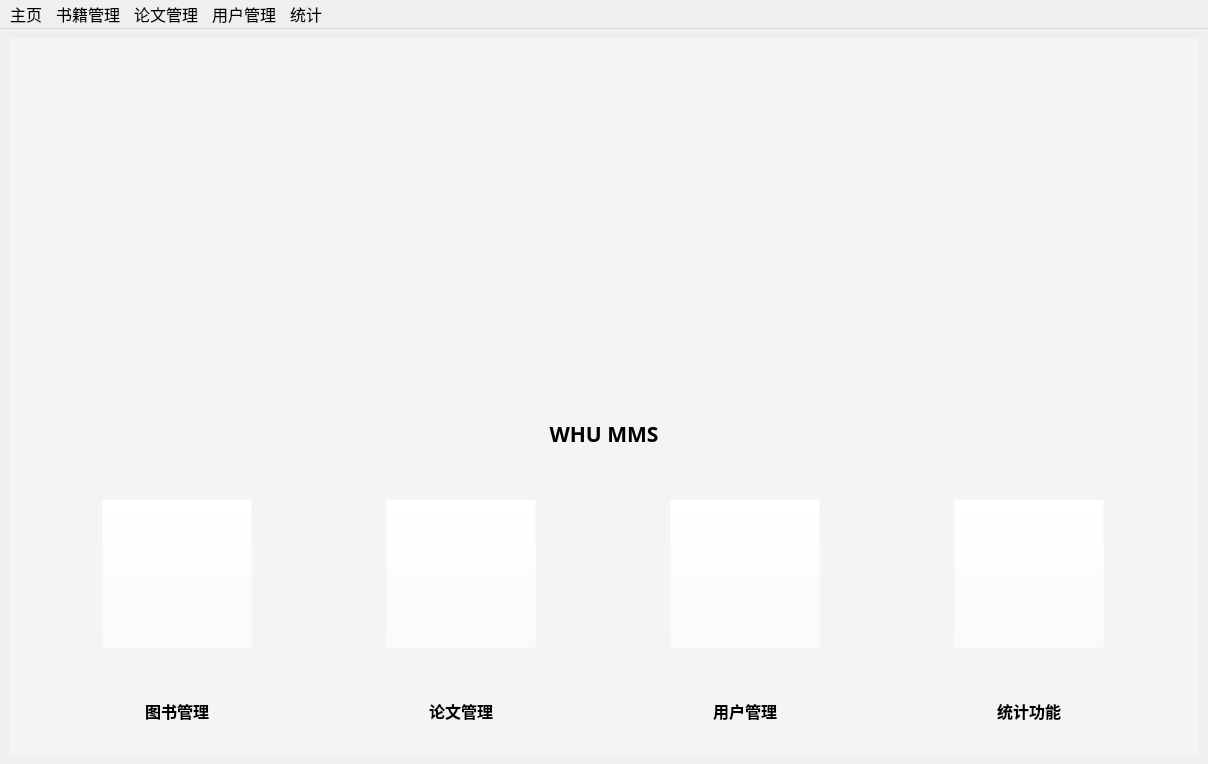
Qt form admin/frontend/mainWin.ui (sophiefy/WHU-MMS) before a commit.
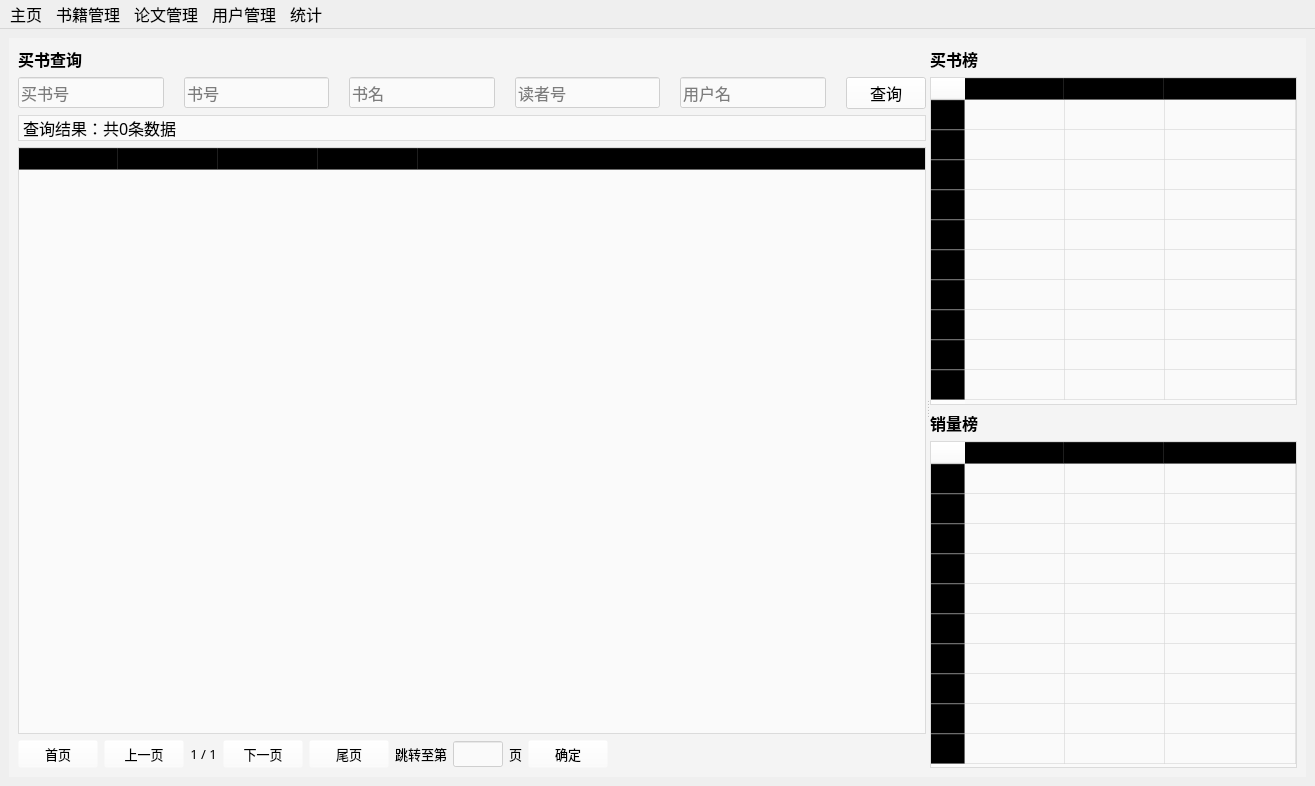
The same form after that commit. Icons and pictures are not drawn.

Commit message: 加入基本的buyer和upload前端界面

The edit to the form file:
```diff
--- a/admin/frontend/mainWin.ui
+++ b/admin/frontend/mainWin.ui
@@ -6,8 +6,8 @@
    <rect>
     <x>0</x>
     <y>0</y>
-    <width>1208</width>
-    <height>764</height>
+    <width>1315</width>
+    <height>786</height>
    </rect>
   </property>
   <property name="font">
@@ -44,7 +44,7 @@
        <string notr="true">background-color: rgba(245, 245, 245, 150);</string>
       </property>
       <property name="currentIndex">
-       <number>0</number>
+       <number>3</number>
       </property>
       <widget class="QWidget" name="pageHome">
        <layout class="QVBoxLayout" name="verticalLayout_5">
@@ -1051,6 +1051,636 @@
         </item>
        </layout>
       </widget>
+      <widget class="QWidget" name="pageBuyer">
+       <layout class="QHBoxLayout" name="horizontalLayout_12">
+        <item>
+         <widget class="QSplitter" name="splitter">
+          <property name="styleSheet">
+           <string notr="true">background-color: rgba(255, 255, 255, 0);</string>
+          </property>
+          <property name="orientation">
+           <enum>Qt::Horizontal</enum>
+          </property>
+          <widget class="QWidget" name="">
+           <layout class="QVBoxLayout" name="verticalLayout_7">
+            <item>
+             <widget class="QLabel" name="label_26">
+              <property name="font">
+               <font>
+                <family>微软雅黑</family>
+                <pointsize>12</pointsize>
+                <weight>75</weight>
+                <bold>true</bold>
+               </font>
+              </property>
+              <property name="text">
+               <string>买书查询</string>
+              </property>
+             </widget>
+            </item>
+            <item>
+             <layout class="QHBoxLayout" name="horizontalLayout_10">
+              <property name="spacing">
+               <number>20</number>
+              </property>
+              <item>
+               <widget class="QLineEdit" name="searchBuyerkKeyEdit">
+                <property name="font">
+                 <font>
+                  <family>微软雅黑</family>
+                  <pointsize>12</pointsize>
+                 </font>
+                </property>
+                <property name="styleSheet">
+                 <string notr="true">background-color: rgba(255, 255, 255, 150);</string>
+                </property>
+                <property name="placeholderText">
+                 <string>买书号</string>
+                </property>
+               </widget>
+              </item>
+              <item>
+               <widget class="QLineEdit" name="searchBuyerBookKeyEdit">
+                <property name="font">
+                 <font>
+                  <family>微软雅黑</family>
+                  <pointsize>12</pointsize>
+                 </font>
+                </property>
+                <property name="styleSheet">
+                 <string notr="true">background-color: rgba(255, 255, 255, 150);</string>
+                </property>
+                <property name="placeholderText">
+                 <string>书号</string>
+                </property>
+               </widget>
+              </item>
+              <item>
+               <widget class="QLineEdit" name="searchBuyerBookNameEdit">
+                <property name="font">
+                 <font>
+                  <family>微软雅黑</family>
+                  <pointsize>12</pointsize>
+                 </font>
+                </property>
+                <property name="styleSheet">
+                 <string notr="true">background-color: rgba(255, 255, 255, 150);</string>
+                </property>
+                <property name="placeholderText">
+                 <string>书名</string>
+                </property>
+               </widget>
+              </item>
+              <item>
+               <widget class="QLineEdit" name="searchBuyerUserKeyEdit">
+                <property name="font">
+                 <font>
+                  <family>微软雅黑</family>
+                  <pointsize>12</pointsize>
+                 </font>
+                </property>
+                <property name="styleSheet">
+                 <string notr="true">background-color: rgba(255, 255, 255, 150);</string>
+                </property>
+                <property name="placeholderText">
+                 <string>读者号</string>
+                </property>
+               </widget>
+              </item>
+              <item>
+               <widget class="QLineEdit" name="searchBuyerUserNameEdit">
+                <property name="font">
+                 <font>
+                  <family>微软雅黑</family>
+                  <pointsize>12</pointsize>
+                 </font>
+                </property>
+                <property name="styleSheet">
+                 <string notr="true">background-color: rgba(255, 255, 255, 150);</string>
+                </property>
+                <property name="placeholderText">
+                 <string>用户名</string>
+                </property>
+               </widget>
+              </item>
+              <item>
+               <widget class="QPushButton" name="searchBuyerBtn">
+                <property name="font">
+                 <font>
+                  <family>微软雅黑</family>
+                  <pointsize>12</pointsize>
+                 </font>
+                </property>
+                <property name="styleSheet">
+                 <string notr="true">background-color: rgba(255, 255, 255, 150);</string>
+                </property>
+                <property name="text">
+                 <string>查询</string>
+                </property>
+               </widget>
+              </item>
+             </layout>
+            </item>
+            <item>
+             <widget class="QLabel" name="buyerNumLbl">
+              <property name="font">
+               <font>
+                <family>微软雅黑</family>
+                <pointsize>12</pointsize>
+               </font>
+              </property>
+              <property name="styleSheet">
+               <string notr="true">background-color: rgba(255, 255, 255, 150);</string>
+              </property>
+              <property name="frameShape">
+               <enum>QFrame::StyledPanel</enum>
+              </property>
+              <property name="frameShadow">
+               <enum>QFrame::Raised</enum>
+              </property>
+              <property name="text">
+               <string>查询结果：共0条数据</string>
+              </property>
+             </widget>
+            </item>
+            <item>
+             <widget class="QTableWidget" name="buyerTbl">
+              <property name="font">
+               <font>
+                <family>微软雅黑</family>
+                <pointsize>10</pointsize>
+               </font>
+              </property>
+              <property name="styleSheet">
+               <string notr="true">background-color: rgba(255, 255, 255, 150);</string>
+              </property>
+              <property name="editTriggers">
+               <set>QAbstractItemView::NoEditTriggers</set>
+              </property>
+              <property name="selectionBehavior">
+               <enum>QAbstractItemView::SelectRows</enum>
+              </property>
+              <attribute name="horizontalHeaderStretchLastSection">
+               <bool>true</bool>
+              </attribute>
+              <column>
+               <property name="text">
+                <string>买书号</string>
+               </property>
+              </column>
+              <column>
+               <property name="text">
+                <string>书号</string>
+               </property>
+              </column>
+              <column>
+               <property name="text">
+                <string>书名</string>
+               </property>
+              </column>
+              <column>
+               <property name="text">
+                <string>读者号</string>
+               </property>
+              </column>
+              <column>
+               <property name="text">
+                <string>用户名</string>
+               </property>
+              </column>
+             </widget>
+            </item>
+            <item>
+             <layout class="QHBoxLayout" name="horizontalLayout_11">
+              <item>
+               <widget class="QPushButton" name="buyerFirstBtn">
+                <property name="font">
+                 <font>
+                  <family>微软雅黑</family>
+                  <pointsize>10</pointsize>
+                 </font>
+                </property>
+                <property name="text">
+                 <string>首页</string>
+                </property>
+               </widget>
+              </item>
+              <item>
+               <widget class="QPushButton" name="buyerPreBtn">
+                <property name="font">
+                 <font>
+                  <family>微软雅黑</family>
+                  <pointsize>10</pointsize>
+                 </font>
+                </property>
+                <property name="text">
+                 <string>上一页</string>
+                </property>
+               </widget>
+              </item>
+              <item>
+               <widget class="QLabel" name="buyerPage">
+                <property name="font">
+                 <font>
+                  <family>微软雅黑</family>
+                  <pointsize>10</pointsize>
+                 </font>
+                </property>
+                <property name="styleSheet">
+                 <string notr="true">background-color: rgba(255, 255, 255, 0);</string>
+                </property>
+                <property name="frameShape">
+                 <enum>QFrame::NoFrame</enum>
+                </property>
+                <property name="frameShadow">
+                 <enum>QFrame::Plain</enum>
+                </property>
+                <property name="text">
+                 <string>1 / 1</string>
+                </property>
+                <property name="alignment">
+                 <set>Qt::AlignCenter</set>
+                </property>
+               </widget>
+              </item>
+              <item>
+               <widget class="QPushButton" name="buyerNextBtn">
+                <property name="font">
+                 <font>
+                  <family>微软雅黑</family>
+                  <pointsize>10</pointsize>
+                 </font>
+                </property>
+                <property name="text">
+                 <string>下一页</string>
+                </property>
+               </widget>
+              </item>
+              <item>
+               <widget class="QPushButton" name="buyerLastBtn">
+                <property name="font">
+                 <font>
+                  <family>微软雅黑</family>
+                  <pointsize>10</pointsize>
+                 </font>
+                </property>
+                <property name="text">
+                 <string>尾页</string>
+                </property>
+               </widget>
+              </item>
+              <item>
+               <widget class="QLabel" name="label_46">
+                <property name="font">
+                 <font>
+                  <family>微软雅黑</family>
+                  <pointsize>10</pointsize>
+                 </font>
+                </property>
+                <property name="styleSheet">
+                 <string notr="true">background-color: rgba(255, 255, 255, 0);</string>
+                </property>
+                <property name="frameShape">
+                 <enum>QFrame::NoFrame</enum>
+                </property>
+                <property name="frameShadow">
+                 <enum>QFrame::Plain</enum>
+                </property>
+                <property name="text">
+                 <string>跳转至第</string>
+                </property>
+                <property name="alignment">
+                 <set>Qt::AlignCenter</set>
+                </property>
+               </widget>
+              </item>
+              <item>
+               <widget class="QLineEdit" name="buyerJumpEdit">
+                <property name="maximumSize">
+                 <size>
+                  <width>50</width>
+                  <height>16777215</height>
+                 </size>
+                </property>
+                <property name="font">
+                 <font>
+                  <family>微软雅黑</family>
+                  <pointsize>10</pointsize>
+                 </font>
+                </property>
+                <property name="styleSheet">
+                 <string notr="true">background-color: rgba(255, 255, 255, 150);</string>
+                </property>
+               </widget>
+              </item>
+              <item>
+               <widget class="QLabel" name="label_47">
+                <property name="font">
+                 <font>
+                  <family>微软雅黑</family>
+                  <pointsize>10</pointsize>
+                 </font>
+                </property>
+                <property name="styleSheet">
+                 <string notr="true">background-color: rgba(255, 255, 255, 0);</string>
+                </property>
+                <property name="frameShape">
+                 <enum>QFrame::NoFrame</enum>
+                </property>
+                <property name="frameShadow">
+                 <enum>QFrame::Plain</enum>
+                </property>
+                <property name="text">
+                 <string>页</string>
+                </property>
+                <property name="alignment">
+                 <set>Qt::AlignCenter</set>
+                </property>
+               </widget>
+              </item>
+              <item>
+               <widget class="QPushButton" name="buyerJumpBtn">
+                <property name="font">
+                 <font>
+                  <family>微软雅黑</family>
+                  <pointsize>10</pointsize>
+                 </font>
+                </property>
+                <property name="text">
+                 <string>确定</string>
+                </property>
+               </widget>
+              </item>
+              <item>
+               <spacer name="horizontalSpacer_9">
+                <property name="orientation">
+                 <enum>Qt::Horizontal</enum>
+                </property>
+                <property name="sizeHint" stdset="0">
+                 <size>
+                  <width>40</width>
+                  <height>20</height>
+                 </size>
+                </property>
+               </spacer>
+              </item>
+             </layout>
+            </item>
+           </layout>
+          </widget>
+          <widget class="QWidget" name="">
+           <layout class="QVBoxLayout" name="verticalLayout_10">
+            <property name="spacing">
+             <number>6</number>
+            </property>
+            <item>
+             <layout class="QVBoxLayout" name="verticalLayout_9">
+              <item>
+               <widget class="QLabel" name="label_48">
+                <property name="font">
+                 <font>
+                  <family>微软雅黑</family>
+                  <pointsize>12</pointsize>
+                  <weight>75</weight>
+                  <bold>true</bold>
+                 </font>
+                </property>
+                <property name="text">
+                 <string>买书榜</string>
+                </property>
+               </widget>
+              </item>
+              <item>
+               <widget class="QTableWidget" name="bookFanTbl">
+                <property name="minimumSize">
+                 <size>
+                  <width>360</width>
+                  <height>0</height>
+                 </size>
+                </property>
+                <property name="font">
+                 <font>
+                  <family>微软雅黑</family>
+                  <pointsize>10</pointsize>
+                 </font>
+                </property>
+                <property name="styleSheet">
+                 <string notr="true">background-color: rgba(255, 255, 255, 150);</string>
+                </property>
+                <property name="editTriggers">
+                 <set>QAbstractItemView::NoEditTriggers</set>
+                </property>
+                <property name="selectionBehavior">
+                 <enum>QAbstractItemView::SelectRows</enum>
+                </property>
+                <attribute name="horizontalHeaderStretchLastSection">
+                 <bool>true</bool>
+                </attribute>
+                <row>
+                 <property name="text">
+                  <string>1</string>
+                 </property>
+                 <property name="icon">
+                  <iconset resource="resources/resources.qrc">
+                   <normaloff>:/resources/common/first.png</normaloff>:/resources/common/first.png</iconset>
+                 </property>
+                </row>
+                <row>
+                 <property name="text">
+                  <string>2</string>
+                 </property>
+                 <property name="icon">
+                  <iconset resource="resources/resources.qrc">
+                   <normaloff>:/resources/common/second.png</normaloff>:/resources/common/second.png</iconset>
+                 </property>
+                </row>
+                <row>
+                 <property name="text">
+                  <string>3</string>
+                 </property>
+                 <property name="icon">
+                  <iconset resource="resources/resources.qrc">
+                   <normaloff>:/resources/common/third.png</normaloff>:/resources/common/third.png</iconset>
+                 </property>
+                </row>
+                <row>
+                 <property name="text">
+                  <string>     4</string>
+                 </property>
+                </row>
+                <row>
+                 <property name="text">
+                  <string>     5</string>
+                 </property>
+                </row>
+                <row>
+                 <property name="text">
+                  <string>     6</string>
+                 </property>
+                </row>
+                <row>
+                 <property name="text">
+                  <string>     7</string>
+                 </property>
+                </row>
+                <row>
+                 <property name="text">
+                  <string>     8</string>
+                 </property>
+                </row>
+                <row>
+                 <property name="text">
+                  <string>     9</string>
+                 </property>
+                </row>
+                <row>
+                 <property name="text">
+                  <string>     10</string>
+                 </property>
+                </row>
+                <column>
+                 <property name="text">
+                  <string>读者号</string>
+                 </property>
+                </column>
+                <column>
+                 <property name="text">
+                  <string>用户名</string>
+                 </property>
+                </column>
+                <column>
+                 <property name="text">
+                  <string>买书数</string>
+                 </property>
+                </column>
+               </widget>
+              </item>
+             </layout>
+            </item>
+            <item>
+             <layout class="QVBoxLayout" name="verticalLayout_8">
+              <item>
+               <widget class="QLabel" name="label_49">
+                <property name="font">
+                 <font>
+                  <family>微软雅黑</family>
+                  <pointsize>12</pointsize>
+                  <weight>75</weight>
+                  <bold>true</bold>
+                 </font>
+                </property>
+                <property name="text">
+                 <string>销量榜</string>
+                </property>
+               </widget>
+              </item>
+              <item>
+               <widget class="QTableWidget" name="bookFanTbl_2">
+                <property name="font">
+                 <font>
+                  <family>微软雅黑</family>
+                  <pointsize>10</pointsize>
+                 </font>
+                </property>
+                <property name="styleSheet">
+                 <string notr="true">background-color: rgba(255, 255, 255, 150);</string>
+                </property>
+                <property name="editTriggers">
+                 <set>QAbstractItemView::NoEditTriggers</set>
+                </property>
+                <property name="selectionBehavior">
+                 <enum>QAbstractItemView::SelectRows</enum>
+                </property>
+                <attribute name="horizontalHeaderStretchLastSection">
+                 <bool>true</bool>
+                </attribute>
+                <row>
+                 <property name="text">
+                  <string>1</string>
+                 </property>
+                 <property name="icon">
+                  <iconset resource="resources/resources.qrc">
+                   <normaloff>:/resources/common/first.png</normaloff>:/resources/common/first.png</iconset>
+                 </property>
+                </row>
+                <row>
+                 <property name="text">
+                  <string>2</string>
+                 </property>
+                 <property name="icon">
+                  <iconset resource="resources/resources.qrc">
+                   <normaloff>:/resources/common/second.png</normaloff>:/resources/common/second.png</iconset>
+                 </property>
+                </row>
+                <row>
+                 <property name="text">
+                  <string>3</string>
+                 </property>
+                 <property name="icon">
+                  <iconset resource="resources/resources.qrc">
+                   <normaloff>:/resources/common/third.png</normaloff>:/resources/common/third.png</iconset>
+                 </property>
+                </row>
+                <row>
+                 <property name="text">
+                  <string>     4</string>
+                 </property>
+                </row>
+                <row>
+                 <property name="text">
+                  <string>     5</string>
+                 </property>
+                </row>
+                <row>
+                 <property name="text">
+                  <string>     6</string>
+                 </property>
+                </row>
+                <row>
+                 <property name="text">
+                  <string>     7</string>
+                 </property>
+                </row>
+                <row>
+                 <property name="text">
+                  <string>     8</string>
+                 </property>
+                </row>
+                <row>
+                 <property name="text">
+                  <string>     9</string>
+                 </property>
+                </row>
+                <row>
+                 <property name="text">
+                  <string>     10</string>
+                 </property>
+                </row>
+                <column>
+                 <property name="text">
+                  <string>书号</string>
+                 </property>
+                </column>
+                <column>
+                 <property name="text">
+                  <string>书名</string>
+                 </property>
+                </column>
+                <column>
+                 <property name="text">
+                  <string>卖出数</string>
+                 </property>
+                </column>
+               </widget>
+              </item>
+             </layout>
+            </item>
+           </layout>
+          </widget>
+         </widget>
+        </item>
+       </layout>
+      </widget>
       <widget class="QWidget" name="pageAddPaper">
        <layout class="QGridLayout" name="gridLayout_2">
         <item row="1" column="0">
@@ -2314,7 +2944,7 @@
     <rect>
      <x>0</x>
      <y>0</y>
-     <width>1208</width>
+     <width>1315</width>
      <height>33</height>
     </rect>
    </property>
```
Left out of the diff: 521 changed lines with no effect on the pictures. The commit also changes 9 other files.
